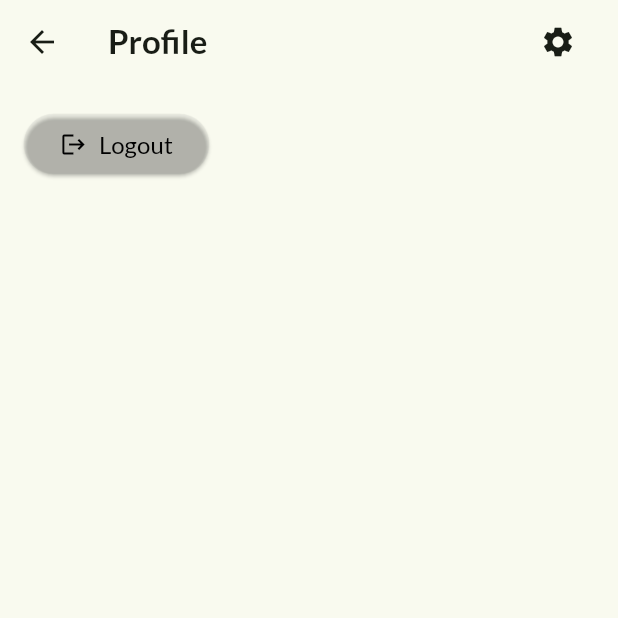
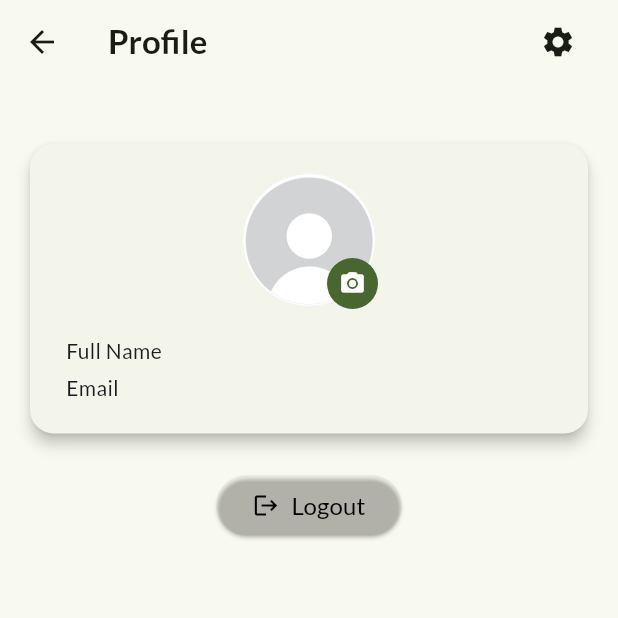
Before and after one commit to AlexisIvan2000/NutriAI-Lexis, a Flutter app: the ProfileScreen screen opened directly, on a phone screen of 412 x 824 dp, the top half of it. Run offline on Flutter 3.47's test engine with Material 3 defaults, Android fonts, the phone set to English and light mode, and no system bars; our stand-ins replace carousel_slider, cloud_firestore, firebase_auth, firebase_core, google_fonts, google_sign_in and 1 more; accounts and stored records are empty.

Commit message:
Add Avatar widget for user profile  and  update of  login form

```diff
--- a/front_end/lib/screens/profile.dart
+++ b/front_end/lib/screens/profile.dart
@@ -1,6 +1,7 @@
 import 'package:flutter/material.dart';
 import 'package:firebase_auth/firebase_auth.dart';
 import 'package:front_end/screens/home.dart';
+import 'package:front_end/widgets/profile/avatar.dart';
 
 class ProfileScreen extends StatelessWidget {
   const ProfileScreen({super.key});
@@ -15,6 +16,7 @@ class ProfileScreen extends StatelessWidget {
         );
       });
     }
+
     return Scaffold(
       appBar: AppBar(
         title: Row(
@@ -34,7 +36,11 @@ class ProfileScreen extends StatelessWidget {
         child: Container(
           padding: const EdgeInsets.all(16.0),
           child: Column(
+            crossAxisAlignment: CrossAxisAlignment.center,
             children: [
+              const SizedBox(height: 20),
+              const Avatar(),
+              const SizedBox(height: 20),
               ElevatedButton(
                 onPressed: () {
                   logout();
@@ -51,13 +57,15 @@ class ProfileScreen extends StatelessWidget {
                     SizedBox(width: 8),
                     Text(
                       'Logout',
-                      style: TextStyle(color: Color.fromARGB(255, 0, 0, 0), fontSize: 16),
+                      style: TextStyle(
+                        color: Color.fromARGB(255, 0, 0, 0),
+                        fontSize: 16,
+                      ),
                     ),
                   ],
                 ),
               ),
               const SizedBox(height: 20),
-
             ],
           ),
         ),
--- a/front_end/lib/widgets/login_form.dart
+++ b/front_end/lib/widgets/login_form.dart
@@ -87,11 +87,10 @@ class _LoginFormState extends State<LoginForm> {
       context,
     ).push(MaterialPageRoute(builder: (ctx) => const Register()));
   }
-  Future<void> resetPassword() async {
 
-  }
 
-  Future<void> signInWithGoogle(BuildContext context) async {
+
+  Future<void> _signInWithGoogle(BuildContext context) async {
     try {
       final GoogleSignIn googleSignIn = GoogleSignIn();
       await googleSignIn.signOut();
@@ -271,7 +270,7 @@ class _LoginFormState extends State<LoginForm> {
                 const SizedBox(height: 15),
                 const SizedBox(height: 10),
                 ElevatedButton.icon(
-                  onPressed: () => signInWithGoogle(context),
+                  onPressed: () => _signInWithGoogle(context),
                   icon: Image.asset(
                     'assets/images/google_logo.png',
                     height: 25,
--- /dev/null
+++ b/front_end/lib/widgets/profile/avatar.dart
@@ -0,0 +1,134 @@
+import 'package:flutter/material.dart';
+import 'package:firebase_auth/firebase_auth.dart';
+import 'package:cloud_firestore/cloud_firestore.dart';
+import 'package:front_end/models/user.dart';
+
+class Avatar extends StatefulWidget {
+  const Avatar({super.key});
+
+  @override
+  State<Avatar> createState() => _AvatarState();
+}
+
+class _AvatarState extends State<Avatar> {
+  AppUser? currentUser;
+  User? authUser;
+
+  @override
+  void initState() {
+    super.initState();
+    _loadUser();
+  }
+
+  Future<void> _loadUser() async {
+    final user = FirebaseAuth.instance.currentUser;
+    if (user == null) return;
+
+    final doc = await FirebaseFirestore.instance
+        .collection('users')
+        .doc(user.uid)
+        .get();
+
+    if (!mounted) return;
+    if (doc.exists) {
+      setState(() {
+        authUser = user;
+        currentUser = AppUser.fromMap(user.uid, doc.data()!);
+      });
+    }
+  }
+
+  @override
+  Widget build(BuildContext context) {
+    final theme = Theme.of(context);
+
+    if (currentUser == null) {
+      return Card(
+        shape: RoundedRectangleBorder(borderRadius: BorderRadius.circular(16)),
+        elevation: 2,
+        child: const Padding(
+          padding: EdgeInsets.all(24),
+          child: Center(child: CircularProgressIndicator()),
+        ),
+      );
+    }
+
+    final ImageProvider avatarImage =
+        (authUser?.photoURL != null && (authUser!.photoURL!.isNotEmpty))
+        ? NetworkImage(authUser!.photoURL!)
+        : const AssetImage('assets/images/avatar.png');
+
+    return Card(
+      shape: RoundedRectangleBorder(borderRadius: BorderRadius.circular(16)),
+      elevation: 4,
+      child: Padding(
+        padding: const EdgeInsets.symmetric(vertical: 20, horizontal: 24),
+        child: Column(
+          mainAxisSize: MainAxisSize.min,
+          children: [
+            Stack(
+              clipBehavior: Clip.none,
+              children: [
+                CircleAvatar(
+                  radius: 44,
+                  backgroundColor: Colors.grey[300],
+                  backgroundImage: avatarImage,
+                ),
+                Positioned(
+                  bottom: -2,
+                  right: -2,
+                  child: Material(
+                    color: theme.colorScheme.primary,
+                    shape: const CircleBorder(),
+                    child: InkWell(
+                      customBorder: const CircleBorder(),
+                      onTap: () {
+                        // Action pour changer la photo de profil
+                      },
+                      child: const Padding(
+                        padding: EdgeInsets.all(8.0),
+                        child: Icon(
+                          Icons.camera_alt,
+                          size: 18,
+                          color: Colors.white,
+                        ),
+                      ),
+                    ),
+                  ),
+                ),
+              ],
+            ),
+            const SizedBox(height: 20),
+            Row(
+              children: [
+                Text('Full Name', style: theme.textTheme.bodyMedium),
+                const Spacer(),
+                Text(
+                  '${currentUser!.firstName} ${currentUser!.lastName}',
+                  style: theme.textTheme.bodyMedium?.copyWith(
+                    fontWeight: FontWeight.bold,
+                    color: Colors.black87,
+                  ),
+                ),
+              ],
+            ),
+            const SizedBox(height: 5),
+            Row(
+              children: [
+                Text('Email', style: theme.textTheme.bodyMedium),
+                const Spacer(),
+                Text(
+                  currentUser!.email,
+                  style: theme.textTheme.bodyMedium?.copyWith(
+                    color: Colors.black87,
+                    fontWeight: FontWeight.bold,
+                  ),
+                ),
+              ],
+            ),
+          ],
+        ),
+      ),
+    );
+  }
+}
--- a/front_end/pubspec.yaml
+++ b/front_end/pubspec.yaml
@@ -44,3 +44,4 @@ flutter:
     - assets/images/img5.png
     - assets/images/recommended.png
     - assets/animations/loading.json
+    - assets/images/avatar.png
```
Also changed, not shown: front_end/assets/images/avatar.png (added).
